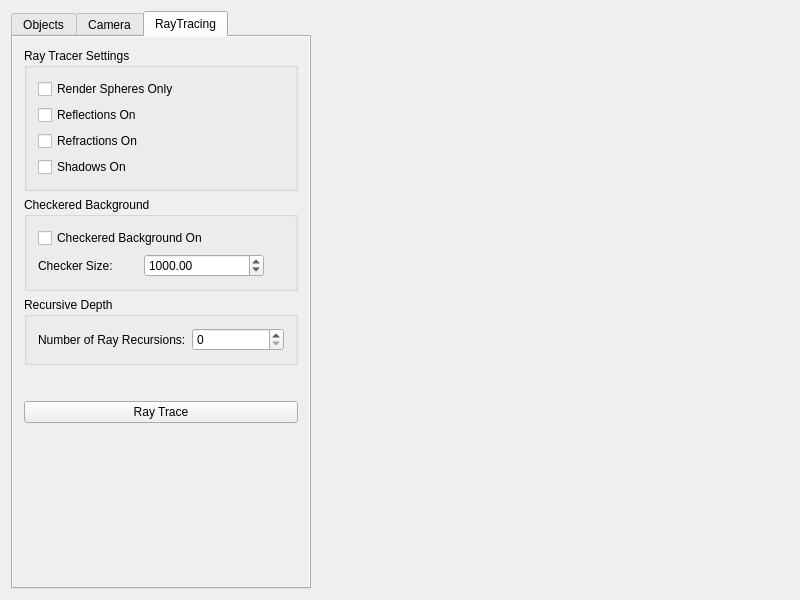
tompitkin/RayTracer, file mainwindow.ui: the form before one commit.
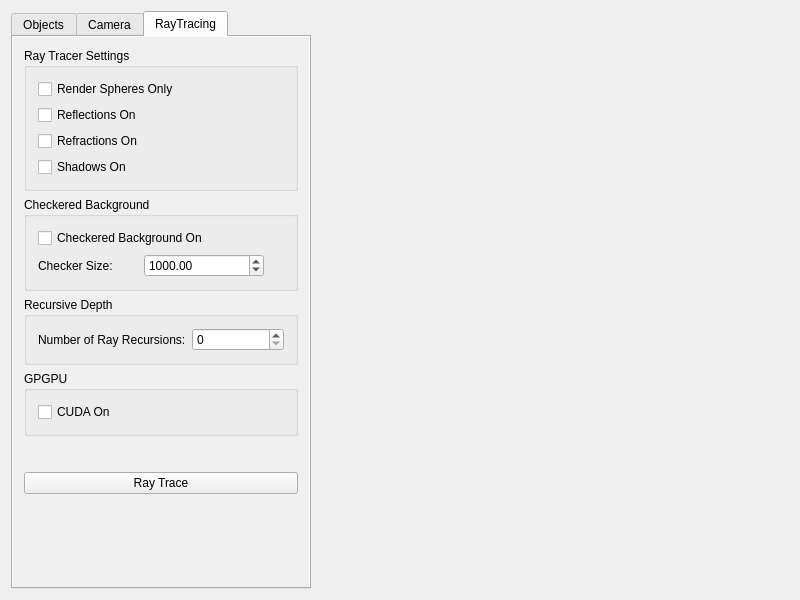
The form after the commit. The open tabs and pages were chosen to show the change. Custom widgets are drawn as their Qt base class.

Commit message: Added a simple cuda kernel and cuda rendering option

Patch:
```diff
--- a/mainwindow.ui
+++ b/mainwindow.ui
@@ -417,6 +417,22 @@
               </layout>
              </widget>
             </item>
+            <item>
+             <widget class="QGroupBox" name="groupBox_5">
+              <property name="title">
+               <string>GPGPU</string>
+              </property>
+              <layout class="QVBoxLayout" name="verticalLayout_8">
+               <item>
+                <widget class="QCheckBox" name="cuda">
+                 <property name="text">
+                  <string>CUDA On</string>
+                 </property>
+                </widget>
+               </item>
+              </layout>
+             </widget>
+            </item>
             <item>
              <spacer name="verticalSpacer_2">
               <property name="orientation">
```
The commit also changes 11 other files.
